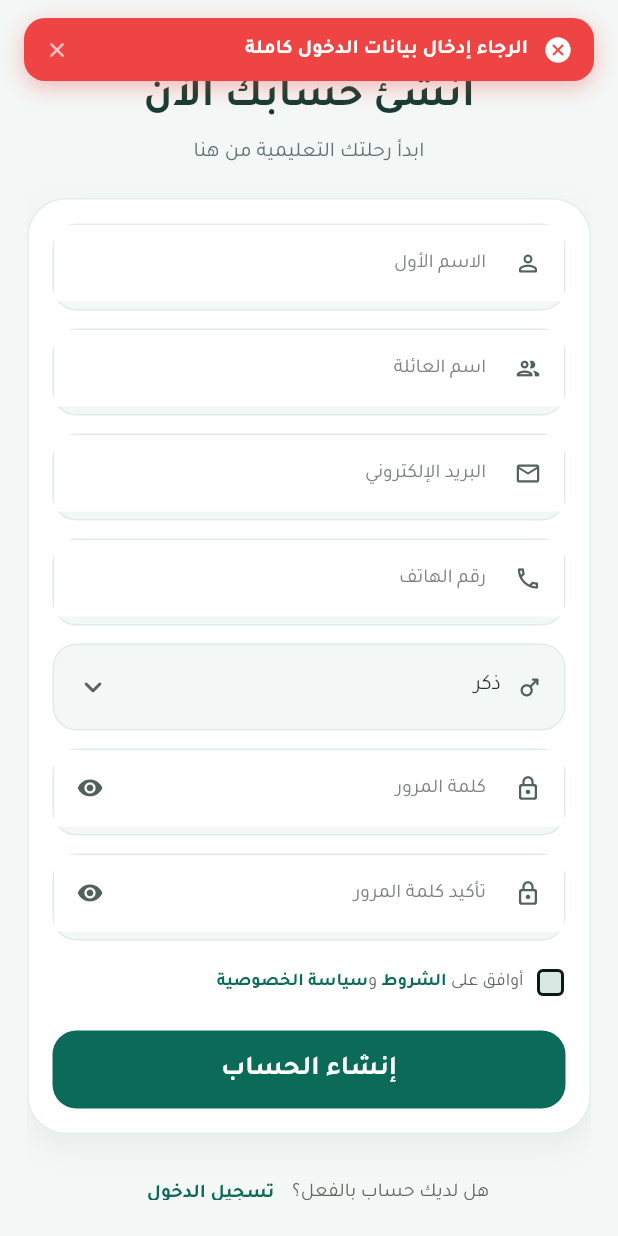
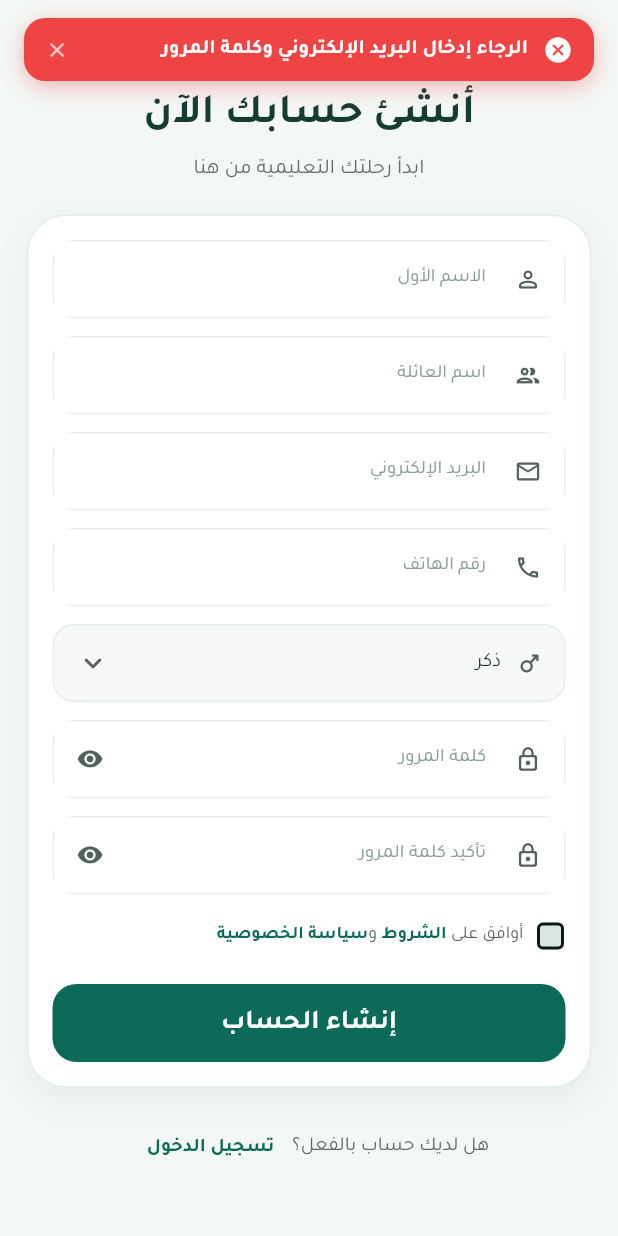
Before and after one commit to merajiapp-hub/meraj3iapp4415, a Flutter app: the screen it shows after launch, after a tap on "تخطي", after a tap on "تسجيل الدخول", after a tap on "إنشاء حساب", on a phone screen of 412 x 824 dp. Run offline on Flutter 3.47's test engine with Material 3 defaults, Android fonts, the phone set to English and light mode, and no system bars; our stand-ins replace audioplayers, cached_network_image, cloud_firestore, confetti, connectivity_plus, device_info_plus and 21 more; missing offline and left inert: complex, equations, flutter_math_fork, flutter_quill, ml_linalg, receive_intent and 3 more; accounts and stored records are empty.

Commit message:
إضافة ميزات جديدة وتحديث الكود

```diff
--- a/lib/screens/login_screen.dart
+++ b/lib/screens/login_screen.dart
@@ -20,14 +20,12 @@ class LoginScreen extends StatefulWidget {
 
 class _LoginScreenState extends State<LoginScreen> with TickerProviderStateMixin {
   final _emailController = TextEditingController();
-  final _phoneController = TextEditingController();
   final _passwordController = TextEditingController();
 
   bool _isLoading = false;
   bool _isPasswordVisible = false;
   bool _rememberMe = false;
 
-  late final TabController _tabController;
   late final AnimationController _animController;
   late final Animation<double> _fadeAnim;
   late final Animation<Offset> _slideAnim;
@@ -35,7 +33,6 @@ class _LoginScreenState extends State<LoginScreen> with TickerProviderStateMixin
   @override
   void initState() {
     super.initState();
-    _tabController = TabController(length: 2, vsync: this);
     _animController = AnimationController(
       vsync: this,
       duration: const Duration(milliseconds: 600),
@@ -51,9 +48,7 @@ class _LoginScreenState extends State<LoginScreen> with TickerProviderStateMixin
   @override
   void dispose() {
     _emailController.dispose();
-    _phoneController.dispose();
     _passwordController.dispose();
-    _tabController.dispose();
     _animController.dispose();
     super.dispose();
   }
@@ -61,19 +56,12 @@ class _LoginScreenState extends State<LoginScreen> with TickerProviderStateMixin
   Future<void> _loadSavedCredentials() async {
     final prefs = await SharedPreferences.getInstance();
     final savedEmail = prefs.getString('saved_email');
-    final savedPhone = prefs.getString('saved_phone');
 
-    if ((savedEmail?.isNotEmpty ?? false) || (savedPhone?.isNotEmpty ?? false)) {
+    if (savedEmail != null && savedEmail.isNotEmpty) {
       if (!mounted) return;
       setState(() {
         _rememberMe = true;
-        if (savedEmail != null && savedEmail.isNotEmpty) {
         _emailController.text = savedEmail;
-          _tabController.index = 0;
-        } else if (savedPhone != null && savedPhone.isNotEmpty) {
-          _phoneController.text = savedPhone;
-          _tabController.index = 1;
-        }
       });
     }
   }
@@ -81,21 +69,18 @@ class _LoginScreenState extends State<LoginScreen> with TickerProviderStateMixin
   void _login() async {
     if (_isLoading) return;
 
-    final isEmail = _tabController.index == 0;
-    final id = (isEmail ? _emailController.text : _phoneController.text).trim();
+    final email = _emailController.text.trim();
     final pass = _passwordController.text.trim();
 
-    if (id.isEmpty || pass.isEmpty) {
-      AppNotification.show(context, 'الرجاء إدخال بيانات الدخول كاملة', isError: true);
+    if (email.isEmpty || pass.isEmpty) {
+      AppNotification.show(context, 'الرجاء إدخال البريد الإلكتروني وكلمة المرور', isError: true);
       return;
     }
 
     setState(() => _isLoading = true);
 
     final authProvider = Provider.of<AuthProvider>(context, listen: false);
-    final error = isEmail
-        ? await authProvider.signIn(id, pass)
-        : await authProvider.signInWithPhone(id, pass);
+    final error = await authProvider.signIn(email, pass);
 
     if (!mounted) return;
     setState(() => _isLoading = false);
@@ -103,16 +88,9 @@ class _LoginScreenState extends State<LoginScreen> with TickerProviderStateMixin
     if (error == null) {
       final prefs = await SharedPreferences.getInstance();
       if (_rememberMe) {
-        if (isEmail) {
-          await prefs.setString('saved_email', id);
-          await prefs.remove('saved_phone');
-        } else {
-          await prefs.setString('saved_phone', id);
-          await prefs.remove('saved_email');
-        }
+        await prefs.setString('saved_email', email);
       } else {
         await prefs.remove('saved_email');
-        await prefs.remove('saved_phone');
       }
 
       if (!mounted) return;
@@ -242,7 +220,6 @@ class _LoginScreenState extends State<LoginScreen> with TickerProviderStateMixin
   @override
   Widget build(BuildContext context) {
     const pageBg = Color(0xFFF3F7F5);
-    const panelColor = Color(0xFFFFFFFF);
 
     return PopScope(
       canPop: false,
@@ -325,8 +302,6 @@ class _LoginScreenState extends State<LoginScreen> with TickerProviderStateMixin
 
   Widget _buildGlassCard() {
     const panelColor = Color(0xFFFFFFFF);
-    const fieldBg = Color(0xFFF3F7F5);
-    const dividerColor = Color(0xFFDDEAE7);
     const activeColor = Color(0xFF0B6B58);
 
     return Container(
@@ -337,7 +312,7 @@ class _LoginScreenState extends State<LoginScreen> with TickerProviderStateMixin
         border: Border.all(color: const Color(0xFFE3EFEA), width: 1),
         boxShadow: [
           BoxShadow(
-            color: Colors.black.withOpacity(0.05),
+            color: Colors.black.withValues(alpha: 0.04),
             blurRadius: 18,
             offset: const Offset(0, 8),
           ),
@@ -345,50 +320,12 @@ class _LoginScreenState extends State<LoginScreen> with TickerProviderStateMixin
       ),
       child: Column(
         children: [
-          Container(
-            height: 52,
-            decoration: BoxDecoration(
-              color: const Color(0xFFEAF3F1),
-              borderRadius: BorderRadius.circular(18),
-            ),
-            child: TabBar(
-              controller: _tabController,
-              indicator: BoxDecoration(
-                borderRadius: BorderRadius.circular(14),
-                color: activeColor,
-              ),
-              dividerColor: Colors.transparent,
-              labelColor: Colors.white,
-              unselectedLabelColor: const Color(0xFF4E615C),
-              indicatorPadding: const EdgeInsets.all(4),
-              labelStyle: GoogleFonts.tajawal(
-                fontWeight: FontWeight.w700,
-                fontSize: 12,
-              ),
-              tabs: const [
-                Tab(text: 'البريد'),
-                Tab(text: 'الهاتف'),
-              ],
-            ),
-          ),
-          const SizedBox(height: 16),
-          AnimatedSwitcher(
-            duration: const Duration(milliseconds: 200),
-            child: _tabController.index == 0
-                ? _buildTextField(
+          _buildTextField(
             key: const ValueKey('email'),
             controller: _emailController,
             icon: Icons.email_outlined,
             hint: 'البريد الإلكتروني',
             keyboardType: TextInputType.emailAddress,
-                  )
-                : _buildTextField(
-                    key: const ValueKey('phone'),
-                    controller: _phoneController,
-                    icon: Icons.phone_outlined,
-                    hint: 'رقم الهاتف',
-                    keyboardType: TextInputType.phone,
-                  ),
           ),
           const SizedBox(height: 12),
           _buildTextField(
@@ -495,12 +432,12 @@ class _LoginScreenState extends State<LoginScreen> with TickerProviderStateMixin
   }) {
     final isDark = Theme.of(context).brightness == Brightness.dark;
     return Container(
-      height: 56,
+      height: 52,
       decoration: BoxDecoration(
-        color: isDark ? const Color(0xFF1D322E) : const Color(0xFFF5F9F8),
-        borderRadius: BorderRadius.circular(16),
+        color: isDark ? const Color(0xFF1D322E) : const Color(0xFFF5F8F7),
+        borderRadius: BorderRadius.circular(14),
         border: Border.all(
-          color: isDark ? const Color(0xFF2A4A43) : const Color(0xFFE0ECE9),
+          color: isDark ? const Color(0xFF2A4A43) : const Color(0xFFE5EEEA),
           width: 1,
         ),
       ),
@@ -512,13 +449,13 @@ class _LoginScreenState extends State<LoginScreen> with TickerProviderStateMixin
         textAlign: TextAlign.right,
         style: GoogleFonts.tajawal(
           color: isDark ? Colors.white : const Color(0xFF21382F),
-          fontSize: 14,
+          fontSize: 13,
         ),
         decoration: InputDecoration(
           hintText: hint,
           hintStyle: GoogleFonts.tajawal(
-            color: const Color(0xFF7C8C88),
-            fontSize: 13,
+            color: const Color(0xFF8AA09B),
+            fontSize: 12.5,
           ),
           prefixIcon: Icon(
             icon,
--- a/lib/screens/profile_screen.dart
+++ b/lib/screens/profile_screen.dart
@@ -304,19 +304,19 @@ class _ProfileScreenState extends State<ProfileScreen>
     final downloads = Provider.of<DownloadsProvider>(context);
     final auth = Provider.of<AuthProvider>(context);
     final reading = Provider.of<ReadingProvider>(context);
-    final userName = auth.user?.displayName ?? 'المستخدم';
-    final userEmail = auth.user?.email ?? '';
+    final userName = auth.userData?['fullName'] ?? auth.userData?['name'] ?? auth.user?.displayName ?? 'المستخدم';
+    final userEmail = auth.userData?['email'] ?? auth.user?.email ?? '';
+    final userPhone = auth.resolvePhoneValue(auth.userData) ?? '';
 
     if (!_isEditing) {
-      if (_nameController.text != (auth.user?.displayName ?? '')) {
-        _nameController.text = auth.user?.displayName ?? '';
+      if (_nameController.text != userName) {
+        _nameController.text = userName.toString();
       }
-      if (_emailController.text != (auth.user?.email ?? '')) {
-        _emailController.text = auth.user?.email ?? '';
+      if (_emailController.text != userEmail) {
+        _emailController.text = userEmail.toString();
       }
-      final phone = auth.resolvePhoneValue(auth.userData) ?? '';
-      if (_phoneController.text != phone) {
-        _phoneController.text = phone;
+      if (_phoneController.text != userPhone) {
+        _phoneController.text = userPhone;
       }
     }
 
@@ -628,6 +628,8 @@ class _ProfileScreenState extends State<ProfileScreen>
 
   Widget _buildInfoCard(bool isDark) {
     final auth = Provider.of<AuthProvider>(context, listen: false);
+    final fullName = auth.userData?['fullName'] ?? auth.userData?['name'] ?? auth.user?.displayName ?? 'غير متوفر';
+    final email = auth.userData?['email'] ?? auth.user?.email ?? 'غير متوفر';
     final gender = auth.userData?['gender'] ?? 'غير محدد';
     final creationTime = auth.user?.metadata.creationTime;
     final lastSignInTime = auth.user?.metadata.lastSignInTime;
@@ -670,6 +672,19 @@ class _ProfileScreenState extends State<ProfileScreen>
             ),
           ),
           const SizedBox(height: 16),
+          _buildReadOnlyField(
+            isDark: isDark,
+            label: 'الاسم الكامل',
+            value: fullName.toString(),
+            icon: Icons.person_rounded,
+          ),
+          const SizedBox(height: 14),
+          _buildReadOnlyField(
+            isDark: isDark,
+            label: 'البريد الإلكتروني',
+            value: email.toString(),
+            icon: Icons.email_outlined,
+          ),
           const SizedBox(height: 14),
           _buildInfoField(
             isDark: isDark,
--- a/lib/screens/signup_screen.dart
+++ b/lib/screens/signup_screen.dart
@@ -142,7 +142,6 @@ class _SignupScreenState extends State<SignupScreen>
   @override
   Widget build(BuildContext context) {
     const pageBg = Color(0xFFF3F7F5);
-    const panelColor = Color(0xFFFFFFFF);
 
     return PopScope(
       canPop: false,
@@ -213,7 +212,6 @@ class _SignupScreenState extends State<SignupScreen>
 
   Widget _buildGlassCard() {
     const panelColor = Color(0xFFFFFFFF);
-    const fieldBg = Color(0xFFF3F7F5);
 
     return Container(
       padding: const EdgeInsets.all(16),
@@ -223,7 +221,7 @@ class _SignupScreenState extends State<SignupScreen>
         border: Border.all(color: const Color(0xFFE3EFEA), width: 1),
         boxShadow: [
           BoxShadow(
-            color: Colors.black.withOpacity(0.05),
+            color: Colors.black.withValues(alpha: 0.05),
             blurRadius: 18,
             offset: const Offset(0, 8),
           ),
@@ -259,12 +257,12 @@ class _SignupScreenState extends State<SignupScreen>
           ),
           const SizedBox(height: 12),
           Container(
-            height: 58,
+            height: 52,
             padding: const EdgeInsets.symmetric(horizontal: 14),
             decoration: BoxDecoration(
-              color: fieldBg,
-              borderRadius: BorderRadius.circular(16),
-              border: Border.all(color: const Color(0xFFE0ECE9), width: 1),
+              color: const Color(0xFFF6F9F8),
+              borderRadius: BorderRadius.circular(14),
+              border: Border.all(color: const Color(0xFFE5EEEA), width: 1),
             ),
             child: DropdownButtonHideUnderline(
               child: DropdownButton<String>(
@@ -272,7 +270,7 @@ class _SignupScreenState extends State<SignupScreen>
                 value: _selectedGender,
                 icon: const Icon(Icons.keyboard_arrow_down_rounded),
                 style: GoogleFonts.tajawal(
-                  fontSize: 14,
+                  fontSize: 13,
                   color: const Color(0xFF24332D),
                 ),
                 items: ['ذكر', 'أنثى'].map((String value) {
@@ -435,11 +433,11 @@ class _SignupScreenState extends State<SignupScreen>
   }) {
     final isVisible = isConfirm ? _isConfirmPasswordVisible : _isPasswordVisible;
     return Container(
-      height: 58,
+      height: 52,
       decoration: BoxDecoration(
-        color: const Color(0xFFF3F7F5),
-        borderRadius: BorderRadius.circular(16),
-        border: Border.all(color: const Color(0xFFE0ECE9), width: 1),
+        color: const Color(0xFFF5F8F7),
+        borderRadius: BorderRadius.circular(14),
+        border: Border.all(color: const Color(0xFFE5EEEA), width: 1),
       ),
       child: TextField(
         controller: controller,
@@ -448,13 +446,13 @@ class _SignupScreenState extends State<SignupScreen>
         textAlign: TextAlign.right,
         style: GoogleFonts.tajawal(
           color: const Color(0xFF24332D),
-          fontSize: 14,
+          fontSize: 13,
         ),
         decoration: InputDecoration(
           hintText: hint,
           hintStyle: GoogleFonts.tajawal(
-            color: const Color(0xFF7B847F),
-            fontSize: 13,
+            color: const Color(0xFF8AA09B),
+            fontSize: 12.5,
           ),
           prefixIcon: Icon(
             icon,
```
Lines whose indentation alone changed are shown as unchanged.
